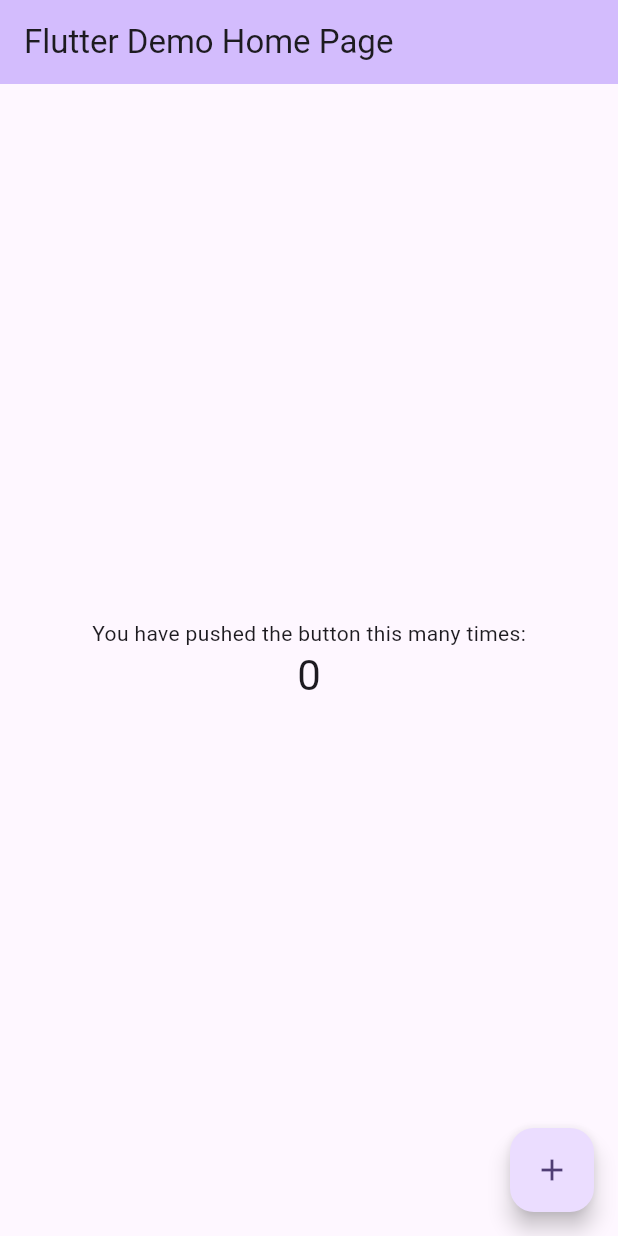
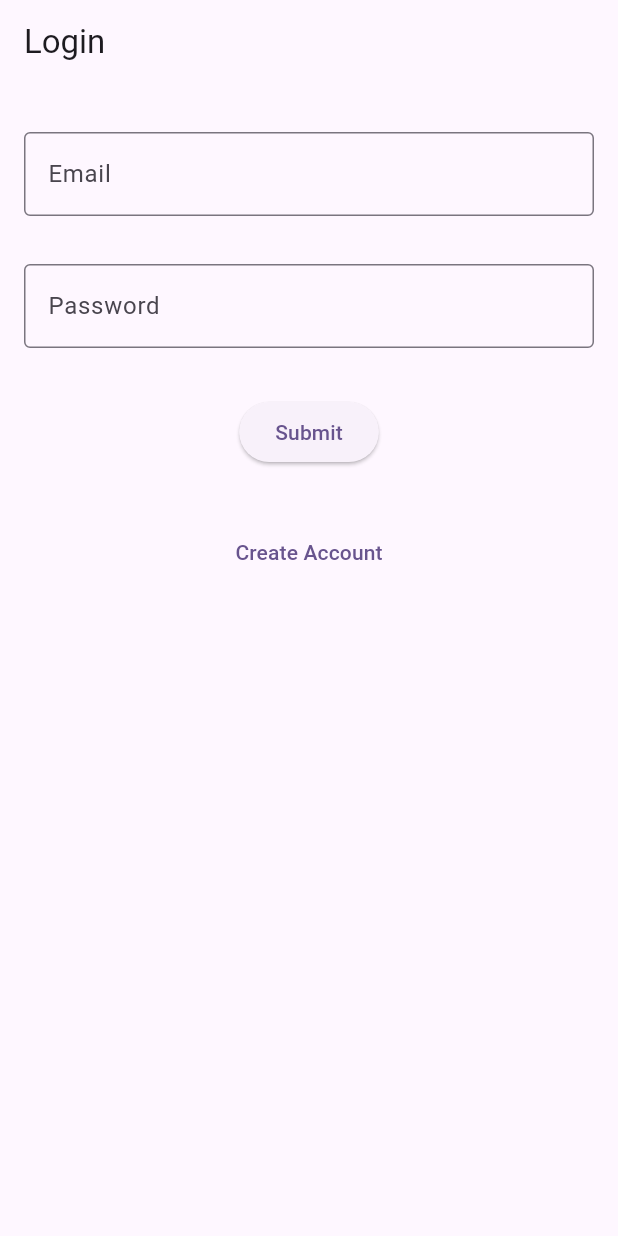
Before and after one commit to irmamils/flutter_testapp, a Flutter app: the screen it shows after launch, on a phone screen of 412 x 824 dp. Run offline on Flutter 3.47's test engine with Material 3 defaults, Android fonts, the phone set to English and light mode, and no system bars; our stand-ins replace firebase_auth, firebase_core; accounts and stored records are empty.

Commit message:
authentication

```diff
--- /dev/null
+++ b/lib/authentication/auth_service.dart
@@ -0,0 +1,49 @@
+import 'package:firebase_auth/firebase_auth.dart';
+
+class AuthService {
+  Future<String?> registration({
+    required String email,
+    required String password,
+  }) async {
+    try {
+      await FirebaseAuth.instance.createUserWithEmailAndPassword(
+        email: email,
+        password: password,
+      );
+      return 'Success';
+    } on FirebaseAuthException catch (e) {
+      if (e.code == 'weak-password') {
+        return 'The password provided is too weak.';
+      } else if (e.code == 'email-already-in-use') {
+        return 'The account already exists for that email.';
+      } else {
+        return e.message;
+      }
+    } catch (e) {
+      return e.toString();
+    }
+  }
+
+  Future<String?> login({
+    required String email,
+    required String password,
+  }) async {
+    try {
+      await FirebaseAuth.instance.signInWithEmailAndPassword(
+        email: email,
+        password: password,
+      );
+      return 'Success';
+    } on FirebaseAuthException catch (e) {
+      if (e.code == 'user-not-found') {
+        return 'No user found for that email.';
+      } else if (e.code == 'wrong-password') {
+        return 'Wrong password provided for that user.';
+      } else {
+        return e.message;
+      }
+    } catch (e) {
+      return e.toString();
+    }
+  }
+}
--- /dev/null
+++ b/lib/authentication/login.dart
@@ -0,0 +1,132 @@
+import 'package:flutter/material.dart';
+import 'package:testapp/authentication/signin.dart';
+import 'package:testapp/authentication/auth_service.dart';
+import 'package:testapp/homepage.dart';
+
+class LoginPage extends StatefulWidget {
+  const LoginPage({super.key, required this.title});
+
+  // This widget is the home page of your application. It is stateful, meaning
+  // that it has a State object (defined below) that contains fields that affect
+  // how it looks.
+
+  // This class is the configuration for the state. It holds the values (in this
+  // case the title) provided by the parent (in this case the App widget) and
+  // used by the build method of the State. Fields in a Widget subclass are
+  // always marked "final".
+
+  final String title;
+
+  @override
+  State<LoginPage> createState() => _LoginState();
+}
+
+class _LoginState extends State<LoginPage> {
+  final _formKey = GlobalKey<FormState>();
+  TextEditingController emailController = TextEditingController();
+  TextEditingController passwordController = TextEditingController();
+
+  @override
+  Widget build(BuildContext context) {
+    return Scaffold(
+      appBar: AppBar(
+        title: Text(widget.title),
+      ),
+      body: Form(
+        key: _formKey,
+        child: Padding(
+          padding: const EdgeInsets.symmetric(horizontal: 8, vertical: 16),
+          child: Column(
+            crossAxisAlignment: CrossAxisAlignment.center,
+            children: [
+              Padding(
+                padding:
+                const EdgeInsets.symmetric(horizontal: 8, vertical: 16),
+                child: TextFormField(
+                  controller: emailController,
+                  decoration: const InputDecoration(
+                      border: OutlineInputBorder(), labelText: "Email"),
+                  validator: (value) {
+                    if (value == null || value.isEmpty) {
+                      return 'Please enter your email';
+                    }
+                    return null;
+                  },
+                ),
+              ),
+              Padding(
+                padding:
+                const EdgeInsets.symmetric(horizontal: 8, vertical: 16),
+                child: TextFormField(
+                  controller: passwordController,
+                  obscureText: true,
+                  decoration: const InputDecoration(
+                      border: OutlineInputBorder(), labelText: "Password"),
+                  validator: (value) {
+                    if (value == null || value.isEmpty) {
+                      return 'Please enter your password';
+                    }
+                    return null;
+                  },
+                ),
+              ),
+              Padding(
+                padding:
+                const EdgeInsets.symmetric(horizontal: 8, vertical: 16.0),
+                child: Center(
+                  child: ElevatedButton(
+                    onPressed: () async{
+                      if (_formKey.currentState!.validate()) {
+                        print(
+                            'Email: ${emailController.text}, Password: ${passwordController.text}');
+                        // Authenticate with firebase
+                        final message = await AuthService().login(
+                          email: emailController.text,
+                          password: passwordController.text,
+                        );
+                        print(
+                            'Email: ${emailController.text}, Password: ${passwordController.text} ${message.toString()}');
+                        if (message!.contains('Success')) {
+                          Navigator.of(context).pushReplacement(
+                            MaterialPageRoute(
+                              builder: (context) => const HomePage(email: ''),
+                            ),
+                          );
+                        } else {
+                          ScaffoldMessenger.of(context).showSnackBar(
+                            SnackBar(content: Text(message)),
+                          );
+                        }
+                      } else {
+                        ScaffoldMessenger.of(context).showSnackBar(
+                          const SnackBar(content: Text('Please fill input')),
+                        );
+                      }
+                    },
+                    child: const Text('Submit'),
+                  ),
+                ),
+              ),
+              Padding(
+                padding:
+                const EdgeInsets.symmetric(horizontal: 8, vertical: 16.0),
+                child: Center(
+                  child: TextButton(
+                    onPressed: () {
+                      Navigator.of(context).push(
+                        MaterialPageRoute(
+                          builder: (context) => const CreateAccount(),
+                        ),
+                      );
+                    },
+                    child: const Text('Create Account'),
+                  ),
+                ),
+              ),
+            ],
+          ),
+        ),
+      ),
+    );
+  }
+}
--- a/lib/main.dart
+++ b/lib/main.dart
@@ -1,10 +1,15 @@
 import 'package:flutter/material.dart';
-import 'package:firebase_auth/firebase_auth.dart';
+import 'package:firebase_core/firebase_core.dart';
+import 'package:testapp/firebase_options.dart';
+import 'package:testapp/authentication/login.dart';
 
-void main() {
+
+void main() async{
   runApp(const MyApp());
+  await Firebase.initializeApp(
+      options: DefaultFirebaseOptions.currentPlatform,);
 }
-
+//************************Login Page*************************
 class MyApp extends StatelessWidget {
   const MyApp({super.key});
 
@@ -32,95 +37,7 @@ class MyApp extends StatelessWidget {
         colorScheme: ColorScheme.fromSeed(seedColor: Colors.deepPurple),
         useMaterial3: true,
       ),
-      home: const MyHomePage(title: 'Flutter Demo Home Page'),
+      home: const LoginPage(title: 'Login'),
     );
   }
 }
-
-class MyHomePage extends StatefulWidget {
-  const MyHomePage({super.key, required this.title});
-
-  // This widget is the home page of your application. It is stateful, meaning
-  // that it has a State object (defined below) that contains fields that affect
-  // how it looks.
-
-  // This class is the configuration for the state. It holds the values (in this
-  // case the title) provided by the parent (in this case the App widget) and
-  // used by the build method of the State. Fields in a Widget subclass are
-  // always marked "final".
-
-  final String title;
-
-  @override
-  State<MyHomePage> createState() => _MyHomePageState();
-}
-
-class _MyHomePageState extends State<MyHomePage> {
-  int _counter = 0;
-
-  void _incrementCounter() {
-    setState(() {
-      // This call to setState tells the Flutter framework that something has
-      // changed in this State, which causes it to rerun the build method below
-      // so that the display can reflect the updated values. If we changed
-      // _counter without calling setState(), then the build method would not be
-      // called again, and so nothing would appear to happen.
-      _counter++;
-    });
-  }
-
-  @override
-  Widget build(BuildContext context) {
-    // This method is rerun every time setState is called, for instance as done
-    // by the _incrementCounter method above.
-    //
-    // The Flutter framework has been optimized to make rerunning build methods
-    // fast, so that you can just rebuild anything that needs updating rather
-    // than having to individually change instances of widgets.
-    return Scaffold(
-      appBar: AppBar(
-        // TRY THIS: Try changing the color here to a specific color (to
-        // Colors.amber, perhaps?) and trigger a hot reload to see the AppBar
-        // change color while the other colors stay the same.
-        backgroundColor: Theme.of(context).colorScheme.inversePrimary,
-        // Here we take the value from the MyHomePage object that was created by
-        // the App.build method, and use it to set our appbar title.
-        title: Text(widget.title),
-      ),
-      body: Center(
-        // Center is a layout widget. It takes a single child and positions it
-        // in the middle of the parent.
-        child: Column(
-          // Column is also a layout widget. It takes a list of children and
-          // arranges them vertically. By default, it sizes itself to fit its
-          // children horizontally, and tries to be as tall as its parent.
-          //
-          // Column has various properties to control how it sizes itself and
-          // how it positions its children. Here we use mainAxisAlignment to
-          // center the children vertically; the main axis here is the vertical
-          // axis because Columns are vertical (the cross axis would be
-          // horizontal).
-          //
-          // TRY THIS: Invoke "debug painting" (choose the "Toggle Debug Paint"
-          // action in the IDE, or press "p" in the console), to see the
-          // wireframe for each widget.
-          mainAxisAlignment: MainAxisAlignment.center,
-          children: <Widget>[
-            const Text(
-              'You have pushed the button this many times:',
-            ),
-            Text(
-              '$_counter',
-              style: Theme.of(context).textTheme.headlineMedium,
-            ),
-          ],
-        ),
-      ),
-      floatingActionButton: FloatingActionButton(
-        onPressed: _incrementCounter,
-        tooltip: 'Increment',
-        child: const Icon(Icons.add),
-      ), // This trailing comma makes auto-formatting nicer for build methods.
-    );
-  }
-}
--- a/pubspec.yaml
+++ b/pubspec.yaml
@@ -36,6 +36,7 @@ dependencies:
   # Use with the CupertinoIcons class for iOS style icons.
   cupertino_icons: ^1.0.6
   firebase_auth: ^4.19.6
+  flutter_splash_screen: ^3.0.0
 
 dev_dependencies:
   flutter_test:
```
Also changed, not shown: lib/authentication/signin.dart (added, +80 -0 lines), lib/homepage.dart (added, +28 -0 lines), lib/splashscreen/splash.dart (added), pubspec.lock.
